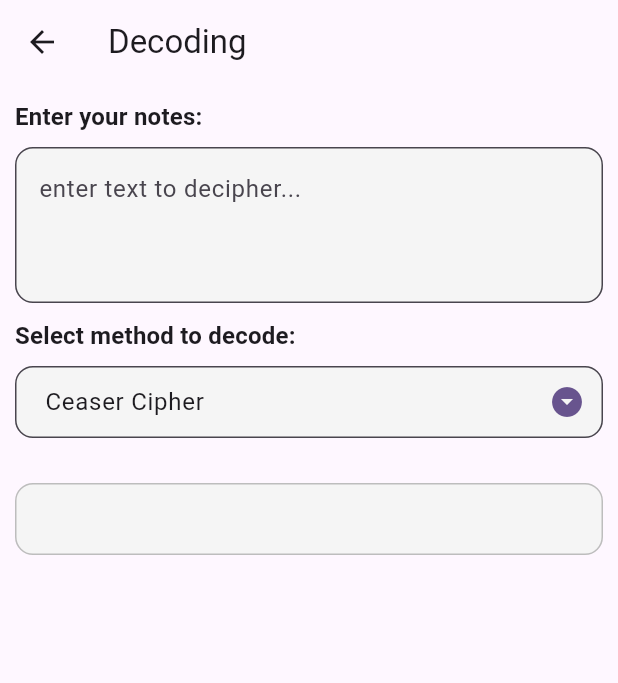
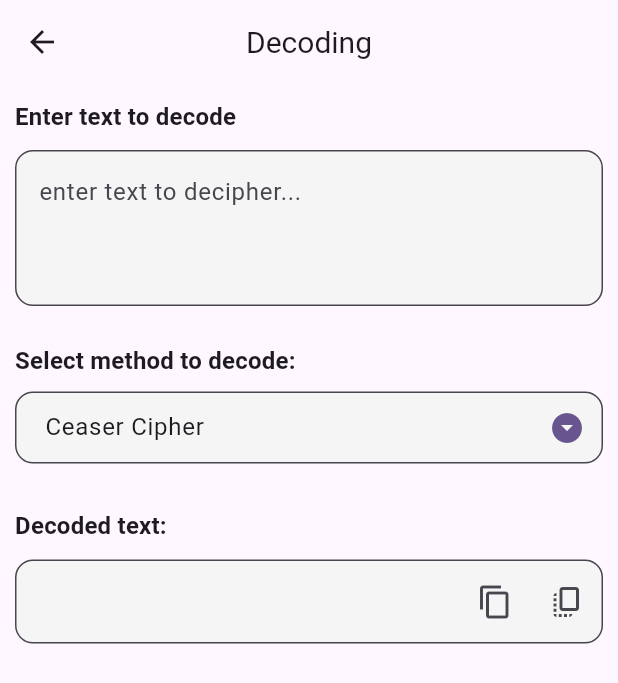
Before and after one commit to RishilJani/Cipher-Decoder, a Flutter app: the DecodingView screen opened by its route, on a phone screen of 412 x 824 dp. Shown: the top 683 px of the screen. Run offline on Flutter 3.47's test engine with Material 3 defaults, Android fonts, the light colour scheme and no system bars; our stand-ins replace get.

Commit message:
Completing basic features

```diff
--- a/lib/dashboard/dashboard.dart
+++ b/lib/dashboard/dashboard.dart
@@ -7,10 +7,7 @@ class Dashboard extends StatelessWidget {
   @override
   Widget build(BuildContext context) {
     return Scaffold(
-      appBar: AppBar(
-        title: const Text(APPBAR_TITLE_DASHBOARD),
-        centerTitle: true,
-      ),
+      appBar: myAppBar(title: APPBAR_TITLE_DASHBOARD),
       body:Column(
         children: [
           Row(
--- a/lib/decoding/decoding_model.dart
+++ b/lib/decoding/decoding_model.dart
@@ -0,0 +1,16 @@
+import 'package:cipher_decoder/utils/import_export.dart';
+
+class DecodingModel{
+  EncodingModel encodingModel = EncodingModel();
+  String ceaserCipher(String cipherText){
+    return encodingModel.ceaserCipher(cipherText,key: 23);
+  }
+
+  String atbashCipher(String cipherText){
+    return encodingModel.atbashCipher(cipherText);
+  }
+
+  String monoAlphabaticCipher({required String cipherText, required int key}){
+    return encodingModel.monoAlphabaticCipher(plainText: cipherText, key: key);
+  }
+}
--- a/lib/decoding/decoding_view.dart
+++ b/lib/decoding/decoding_view.dart
@@ -9,17 +9,17 @@ class DecodingView extends StatefulWidget {
 }
 
 class _DecodingViewState extends State<DecodingView> {
-  EncodingController encodingController = EncodingController();
-
+  DecodingController decodingController = DecodingController();
   String _selectedMethod = '';
-
   @override
   void initState() {
 
     super.initState();
-    _selectedMethod = encodingController.encodingList[0];
+    _selectedMethod = encodeDecodeMethods[0];
   }
+
   TextEditingController plainTextController = TextEditingController();
+  TextEditingController cipherTextController = TextEditingController();
   TextEditingController keyController = TextEditingController();
 
   String cipheredText = '';
@@ -29,47 +29,34 @@ class _DecodingViewState extends State<DecodingView> {
   Widget build(BuildContext context) {
     final theme = Theme.of(context);
     final textTheme = theme.textTheme;
-    bool showConditionalField = encodingController.keyRequired.contains(_selectedMethod);
+    bool showConditionalField = keyRequired.contains(_selectedMethod);
     // Define consistent spacing
     const double fieldSpacing = 20.0;
     return Scaffold(
-      appBar: AppBar(
-        title: const Text(APPBAR_TITLE_DECODING),
-      ),
+      appBar: myAppBar(title: APPBAR_TITLE_DECODING),
       body: SingleChildScrollView(
         padding: const EdgeInsets.all(10.0),
         child: Column(
           crossAxisAlignment: CrossAxisAlignment.start,
           children: [
-            Text(
-              'Enter your notes:',
-              style: textTheme.titleMedium?.copyWith(fontWeight: FontWeight.w600),
-            ),
-            const SizedBox(height: 8.0),
-            TextFormField(
-              controller: plainTextController,
-              decoration: InputDecoration(
+
+            //region decoding
+            myInputfield(
+                context: context,
+                textTitle: "Enter text to decode",
                 hintText: 'enter text to decipher...',
-                border: OutlineInputBorder(
-                  borderRadius: BorderRadius.circular(12.0),
-                ),
-                filled: true,
-                fillColor: Colors.grey[100],
-              ),
-              style: textTheme.bodyLarge,
+                controller: cipherTextController,
                 minLines: 3,
                 maxLines: 7,
                 keyboardType: TextInputType.multiline,
                 textInputAction: TextInputAction.next,
-              onChanged:(value) {
+                onChanged: (value) {
                   setState(() {
-                  int? key = keyController.text.isNotEmpty ? int.parse(keyController.text) : null;
-                  print("keyyyyyyyyyyyyyy ========= $key");
-                  print("method ========= $_selectedMethod");
-                  cipheredText = encodingController.encodeUsing(plainText: plainTextController.text, method: _selectedMethod, key: key);
+                    onChanged();
                   });
-              },
-            ),
+                }),
+            // endregion
+
             SizedBox(height: height),
 
             // drop down
@@ -91,7 +78,7 @@ class _DecodingViewState extends State<DecodingView> {
               icon: Icon(Icons.arrow_drop_down_circle, color: theme.primaryColor),
               isExpanded: true,
               value: _selectedMethod,
-              items: encodingController.encodingList.map((e) {
+              items: encodeDecodeMethods.map((e) {
                 return DropdownMenuItem(
                   value: e,
                   child: Text(e),
@@ -101,6 +88,7 @@ class _DecodingViewState extends State<DecodingView> {
               onChanged: (value) {
                 setState(() {
                   _selectedMethod = value!;
+                  onChanged();
                 });
               },
             ),
@@ -115,29 +103,18 @@ class _DecodingViewState extends State<DecodingView> {
                 );
               },
               child: showConditionalField
-                  ? Column(
-                // Use a Column to group the label and field
-                key: const ValueKey(
-                    'conditionalField'), // Important for AnimatedSwitcher
-                crossAxisAlignment: CrossAxisAlignment.start,
-                children: [
-                  Text(
-                    'Enter Key:',
-                    style: textTheme.titleMedium
-                        ?.copyWith(fontWeight: FontWeight.w600),
-                  ),
-                  const SizedBox(height: 8.0),
-
-                  TextFormField(
-                    decoration: InputDecoration(
-                      hintText: 'Type additional information here...',
-                      border: OutlineInputBorder(
-                        borderRadius: BorderRadius.circular(12.0),
-                      ),
-                      filled: true,
-                      fillColor: Colors.grey[100],
-                    ),
+                  ?  myInputfield(
+                key: const ValueKey('conditionalField'),
+                context: context,
+                textTitle: 'Enter Key:',
+                hintText: 'Enter Integer Key...',
                 controller: keyController,
+                keyboardType: TextInputType.number,
+                onChanged: (value) {
+                  setState(() {
+                    onChanged();
+                  });
+                },
                 validator: (value) {
                   // Only validate if the field is visible and supposed to be filled
                   if (showConditionalField &&
@@ -146,13 +123,6 @@ class _DecodingViewState extends State<DecodingView> {
                   }
                   return null;
                 },
-                    keyboardType: TextInputType.number,
-                  ),
-
-                  const SizedBox(
-                      height: fieldSpacing *
-                          1.5), // Extra spacing after conditional field
-                ],
               )
                   : const SizedBox.shrink(
                   key: ValueKey(
@@ -164,39 +134,35 @@ class _DecodingViewState extends State<DecodingView> {
                   height:
                   fieldSpacing * 1.5), // Adjust spacing if field is hidden
 
-            // TextFormField(
-            //   controller: cipherTextController,
-            //   minLines: 3,
-            //   maxLines: 7,
-            //   decoration: InputDecoration(
-            //       hintText: "Encrypted text....",
-            //       border: OutlineInputBorder(borderRadius: BorderRadius.circular(10.0))
-            //   ),
-            //   onChanged: (value) {
-            //     // print("Printing ::: $value");
-            //   },
-            // ),
+            // region Decoded
+            myInputfield(
+                context: context,
+                controller: plainTextController,
+                textTitle: "Decoded text:",
+                readonly: true,
+                suffixIcon: Row(
+                  mainAxisSize: MainAxisSize.min,
+                  children: [
+                    IconButton(
+                      onPressed: () {
+                        copyText(cipherTextController.text);
+                      },
+                      icon: const Icon(Icons.copy),
+                      tooltip: "Copy normal text only",
+                    ),
+                    IconButton(
+                      onPressed: () {
+                        copyText(
+                            "${plainTextController.text} \n\n${cipherTextController.text}");
+                      },
+                      icon: const Icon(Icons.copy_all),
+                      tooltip: "Copy normal and cipher text",
+                    ),
+                  ],
+                )
+            ),
+            // endregion
 
-            Container(
-              width: double.infinity, // Take full width
-              padding: const EdgeInsets.symmetric(horizontal: 16.0, vertical: 12.0), // Inner padding for text
-              decoration: BoxDecoration(
-                color: Colors.grey[100], // Background color
-                border: Border.all(
-                  color: Colors.grey[400] ?? Colors.grey, // Border color
-                  width: 1.0,
-                ),
-                borderRadius: BorderRadius.circular(12.0), // Rounded corners
-              ),
-              child: Text(
-                cipheredText,
-                style: textTheme.bodyLarge?.copyWith(
-                  color: Colors.grey[800], // Text color
-                  height: 1.4, // Line height for better readability of multi-line text
-                ),
-                textAlign: TextAlign.start, // Align text to the start
-              ),
-            ),
             const SizedBox(height: fieldSpacing * 1.5),
 
           ],
@@ -204,4 +170,14 @@ class _DecodingViewState extends State<DecodingView> {
       ),
     );
   }
+
+  void onChanged(){
+    int? key = keyController.text.isNotEmpty
+        ? int.parse(keyController.text)
+        : null;
+    plainTextController.text = decodingController.decodeUsing(
+        cipherText: cipherTextController.text,
+        method: _selectedMethod,
+        key: key);
   }
+}
--- /dev/null
+++ b/lib/utils/common_functions.dart
@@ -0,0 +1,88 @@
+import 'package:cipher_decoder/utils/import_export.dart';
+
+// custom text input field
+Widget myInputfield(
+    {key,
+      required context,
+      required String textTitle,
+      hintText,
+      suffixIcon,
+      controller,
+      minLines,
+      maxLines,
+      keyboardType,
+      textInputAction,
+      onChanged,
+      validator,
+      readonly = false}) {
+  final theme = Theme.of(context);
+  final textTheme = theme.textTheme;
+
+  return Column(
+    key: key,
+    crossAxisAlignment: CrossAxisAlignment.start,
+    children: [
+      Text(
+        textTitle,
+        style: textTheme.titleMedium?.copyWith(fontWeight: FontWeight.w600),
+      ),
+      const SizedBox(height: 10.0),
+      TextFormField(
+        readOnly: readonly,
+        controller: controller,
+        decoration: InputDecoration(
+          hintText: hintText,
+          border: OutlineInputBorder(
+            borderRadius: BorderRadius.circular(12.0),
+          ),
+          filled: true,
+          suffixIcon: suffixIcon,
+          fillColor: Colors.grey[100],
+        ),
+        style: textTheme.bodyLarge,
+        minLines: minLines,
+        maxLines: maxLines,
+        keyboardType: keyboardType,
+        textInputAction: textInputAction,
+        onChanged: onChanged,
+        validator: validator,
+      ),
+      const SizedBox(height: 15.0),
+    ],
+  );
+}
+
+// to copy text into clipboard
+void copyText(String txt) {
+  Clipboard.setData(ClipboardData(text: txt)).then(
+        (value) {
+      Get.snackbar(
+          "Success",
+          "Cipher text copied successfully",
+          backgroundColor: Colors.greenAccent,
+          snackPosition: SnackPosition.BOTTOM
+      );
+    },
+  );
+}
+
+// to convert String into EncodeDecodeTypes enum
+EncodeDecodeTypes fromString(String s){
+  if(s == EN_CEASER_CIPHER){
+    return EncodeDecodeTypes.Ceaser_Cipher;
+  }else if(s == EN_ATBASH_CIPHER){
+    return EncodeDecodeTypes.Atbash_Cipher;
+  }else{
+    return EncodeDecodeTypes.Mono_Alphabatic_Cipher;
+  }
+}
+
+// custom Appbar
+AppBar myAppBar({required String title}){
+  return AppBar(
+    title: Text(title, style: const TextStyle(
+      fontSize: 20,
+    ),),
+    centerTitle: true,
+  );
+}
--- a/lib/utils/import_export.dart
+++ b/lib/utils/import_export.dart
@@ -1,8 +1,10 @@
 export 'package:flutter/material.dart';
+export 'package:flutter/services.dart';
 export 'package:get/get.dart';
+
 export 'package:cipher_decoder/utils/string_constants.dart';
-
 export 'package:cipher_decoder/utils/app_routes.dart';
+export 'package:cipher_decoder/utils/common_functions.dart';
 
 export 'package:cipher_decoder/dashboard/dashboard.dart';
 
--- a/lib/utils/string_constants.dart
+++ b/lib/utils/string_constants.dart
@@ -17,9 +17,13 @@ const String EN_MONO_ALPHABATIC = "Mono Alphabatic";
 enum EncodeDecodeTypes {
   Ceaser_Cipher,
   Atbash_Cipher,
-  Mono_Cipher
+  Mono_Alphabatic_Cipher
 }
 // endregion
+
+List<String> encodeDecodeMethods = [EN_CEASER_CIPHER, EN_ATBASH_CIPHER, EN_MONO_ALPHABATIC];
+List<String> keyRequired = [EN_MONO_ALPHABATIC];
+
 
 // region Routes
 const String RT_DASHBOARD = "/dashboard";
```
Also changed, not shown: lib/decoding/decoding_controller.dart (+14 -0 lines), lib/encoding/encoding_controller.dart (+1 -14 lines), lib/encoding/encoding_model.dart (+17 -8 lines), lib/encoding/encoding_view.dart (+29 -65 lines), lib/main.dart (+15 -2 lines). Lines whose indentation alone changed are shown as unchanged.
